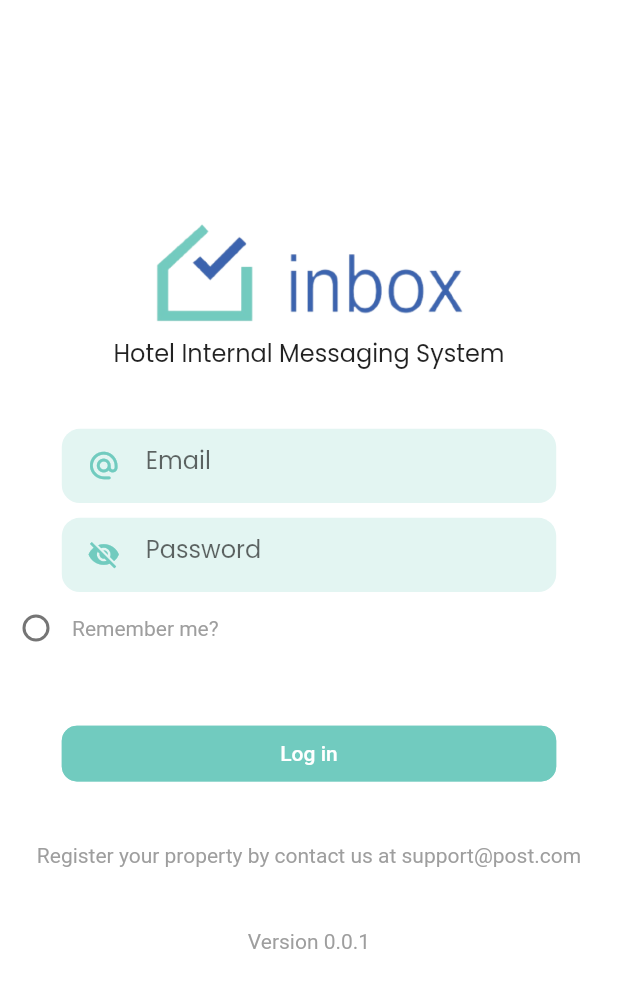
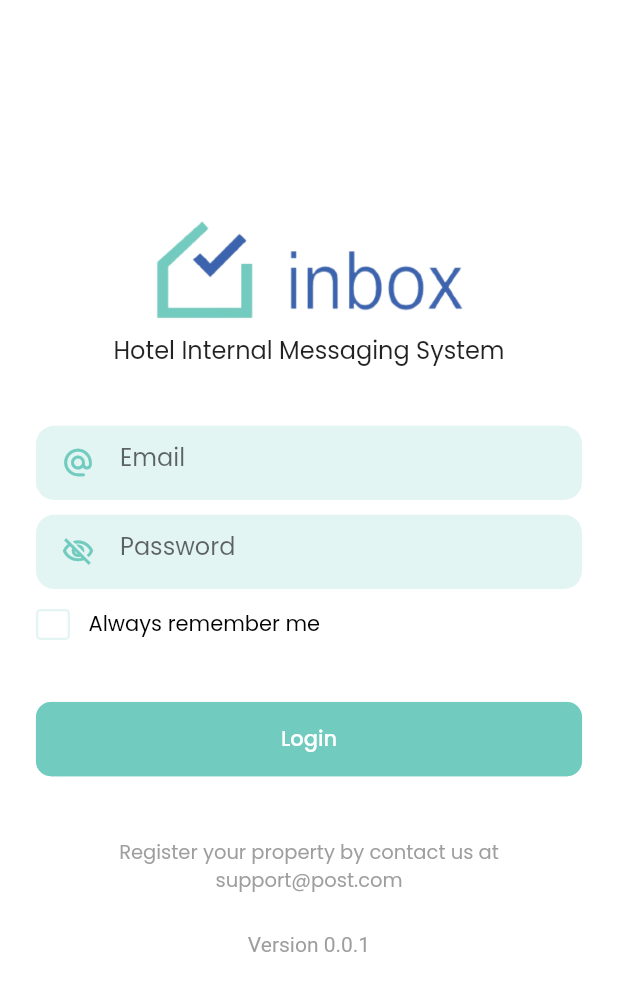
Before and after one commit to hilman117/inboxapp, a Flutter app: the screen it shows after launch, on a phone screen of 412 x 824 dp. Shown: the top 991 px of the screen. Run offline on Flutter 3.47's test engine with Material 2 defaults, Android fonts, the phone set to English and light mode, and no system bars; drawn by our look-alikes of modal_progress_hud_nsn; our stand-ins replace animated_list_plus, awesome_notifications, cloud_firestore, connectivity_plus, dotted_border, firebase_auth and 15 more; missing offline and left inert: flutter_animated_dialog; accounts and stored records are empty; project files that could hold a hidden picture were left out.

Commit message:
Ui Changes

```diff
--- a/lib/Screens/sign_in/sign_in_controller.dart
+++ b/lib/Screens/sign_in/sign_in_controller.dart
@@ -3,6 +3,7 @@ import 'package:firebase_auth/firebase_auth.dart';
 import 'package:flutter/material.dart';
 import 'package:fluttertoast/fluttertoast.dart';
 import 'package:get/get.dart';
+import 'package:post/service/theme.dart';
 import '../../main.dart';
 import '../../models/user.dart';
 import '../../service/notif.dart';
@@ -44,14 +45,14 @@ class SignInController with ChangeNotifier {
       return Fluttertoast.showToast(
           toastLength: Toast.LENGTH_LONG,
           msg: "Email Format Not Valid",
-          textColor: Colors.red,
-          backgroundColor: Colors.grey.shade200);
+          textColor: mainColor,
+          backgroundColor: Colors.white);
     }
     if (password.isEmpty) {
       return Fluttertoast.showToast(
           toastLength: Toast.LENGTH_LONG,
           msg: "Password Must Be Filled",
-          textColor: Colors.red,
+          textColor: mainColor,
           backgroundColor: Colors.grey.shade200);
     } else {
       try {
--- a/lib/Screens/sign_in/signin.dart
+++ b/lib/Screens/sign_in/signin.dart
@@ -30,7 +30,7 @@ class _SignInState extends State<SignIn> {
   @override
   Widget build(BuildContext context) {
     final controller = Provider.of<SignInController>(context, listen: false);
-    double widht = Get.width;
+    double width = Get.width;
     double height = Get.height;
     return Consumer<SignInController>(
       builder: (context, value, child) => Scaffold(
@@ -42,13 +42,15 @@ class _SignInState extends State<SignIn> {
             ),
             child: Center(
               child: SingleChildScrollView(
+                child: Padding(
+                  padding: const EdgeInsets.symmetric(horizontal: 24),
                   child: Column(
                     mainAxisAlignment: MainAxisAlignment.center,
                     crossAxisAlignment: CrossAxisAlignment.center,
                     children: [
                       Image.asset(
                         "images/launcher4.png",
-                      width: widht * 0.50,
+                        width: width * 0.50,
                         fit: BoxFit.fill,
                       ),
                       SizedBox(
@@ -76,8 +78,8 @@ class _SignInState extends State<SignIn> {
                       ),
                       signInForm(
                           value.isObsecure
-                            ? Icons.visibility_off
-                            : Icons.visibility,
+                              ? Icons.visibility_off_outlined
+                              : Icons.visibility_outlined,
                           passwordC,
                           "Password",
                           value.isObsecure,
@@ -86,28 +88,47 @@ class _SignInState extends State<SignIn> {
                           TextInputAction.next,
                           context,
                           Colors.orange),
-
+                      SizedBox(
+                        height: height * 0.016,
+                      ),
                       SizedBox(
                         child: Consumer<SignInController>(
                             builder: (context, value, child) => Row(
                                   children: [
-                                  Checkbox(
-                                    shape: RoundedRectangleBorder(
-                                        borderRadius:
-                                            BorderRadius.circular(50)),
-                                    activeColor: mainColor,
-                                    value: value.isSave,
-                                    onChanged: (bool) async {
-                                      await controller.isSaveValue(bool!);
+                                    InkWell(
+                                      onTap: () async {
+                                        await controller
+                                            .isSaveValue(value.isSave);
                                         print(
                                             "check box value is ${value.isSave}");
                                       },
-                                  ),
-                                  Text("Remember me?",
-                                      style: TextStyle(
+                                      child: Container(
+                                        alignment: Alignment.center,
+                                        height: height * 0.025,
+                                        width: width * 0.055,
+                                        decoration: BoxDecoration(
                                             color: value.isSave
                                                 ? mainColor
-                                              : Colors.grey))
+                                                : Colors.transparent,
+                                            borderRadius:
+                                                BorderRadius.circular(3),
+                                            border: Border.all(
+                                                color:
+                                                    mainColor.withOpacity(0.2),
+                                                width: 1.5)),
+                                        child: value.isSave
+                                            ? Icon(
+                                                Icons.check,
+                                                size: 15,
+                                                color: Colors.white,
+                                              )
+                                            : SizedBox(),
+                                      ),
+                                    ),
+                                    SizedBox(width: width * 0.03),
+                                    Text("Always remember me",
+                                        style: GoogleFonts.poppins(
+                                            color: Colors.black))
                                   ],
                                 )),
                       ),
@@ -115,8 +136,8 @@ class _SignInState extends State<SignIn> {
                         height: height * 0.050,
                       ),
                       SizedBox(
-                      height: height * 0.045,
-                      width: widht * 0.8,
+                        height: height * 0.06,
+                        width: width,
                         child: ElevatedButton(
                             style: ElevatedButton.styleFrom(
                                 elevation: 0,
@@ -127,19 +148,21 @@ class _SignInState extends State<SignIn> {
                             onPressed: () =>
                                 controller.signIn(emailC.text, passwordC.text),
                             child: Text(
-                            "Log in",
-                            style: TextStyle(color: Colors.white),
+                              "Login",
+                              style: GoogleFonts.poppins(color: Colors.white),
                             )),
                       ),
                       SizedBox(
                         height: height * 0.050,
                       ),
-                    const Text(
+                      Text(
                         "Register your property by contact us at support@post.com",
-                      style: TextStyle(color: Colors.grey),
+                        style: GoogleFonts.poppins(
+                            fontSize: 13, color: Colors.grey),
+                        textAlign: TextAlign.center,
                       ),
                       SizedBox(
-                      height: height * 0.050,
+                        height: height * 0.030,
                       ),
                       const Text(
                         "Version 0.0.1",
@@ -156,6 +179,7 @@ class _SignInState extends State<SignIn> {
                     ],
                   ),
                 ),
+              ),
             )),
       ),
     );
--- a/lib/Screens/sign_in/widget/form.dart
+++ b/lib/Screens/sign_in/widget/form.dart
@@ -15,7 +15,7 @@ Widget signInForm(
     Color formColor) {
   return Container(
     height: Get.height * 0.06,
-    width: Get.width * 0.8,
+    width: Get.width,
     decoration: BoxDecoration(
         color: mainColor.withOpacity(0.2),
         borderRadius: BorderRadius.circular(12)),
```
Lines whose indentation alone changed are shown as unchanged.
